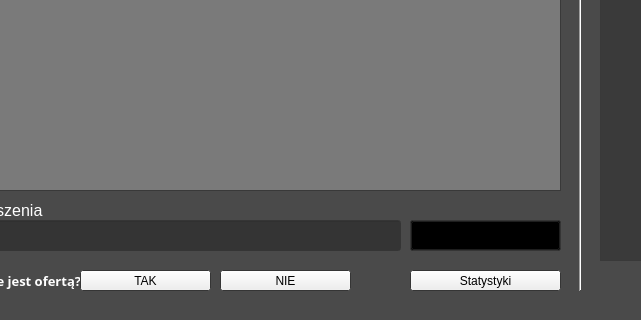
This is Client/client.ui in konik32/OfferSeeker as Qt 5 draws it before an edit; both pictures show x 390 to 1031 and y 280 to 600 of the 1200 by 600 pixel window. The edited form follows.
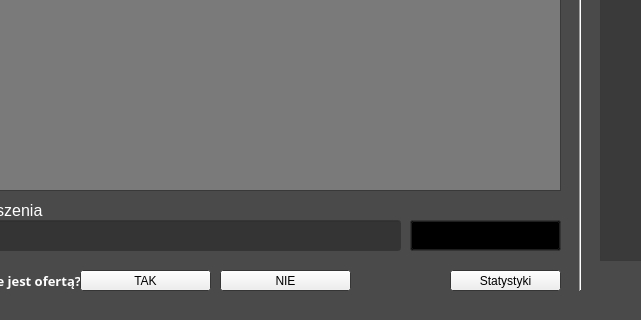
This is the edited form. Icons and pictures are not drawn.

```diff
--- a/Client/client.ui
+++ b/Client/client.ui
@@ -1158,9 +1158,9 @@
   <widget class="QLabel" name="status">
    <property name="geometry">
     <rect>
-     <x>750</x>
-     <y>550</y>
-     <width>201</width>
+     <x>470</x>
+     <y>570</y>
+     <width>271</width>
      <height>16</height>
     </rect>
    </property>
@@ -1643,9 +1643,9 @@
   <widget class="QPushButton" name="stat_btn">
    <property name="geometry">
     <rect>
-     <x>800</x>
+     <x>840</x>
      <y>550</y>
-     <width>151</width>
+     <width>111</width>
      <height>21</height>
     </rect>
    </property>
```
